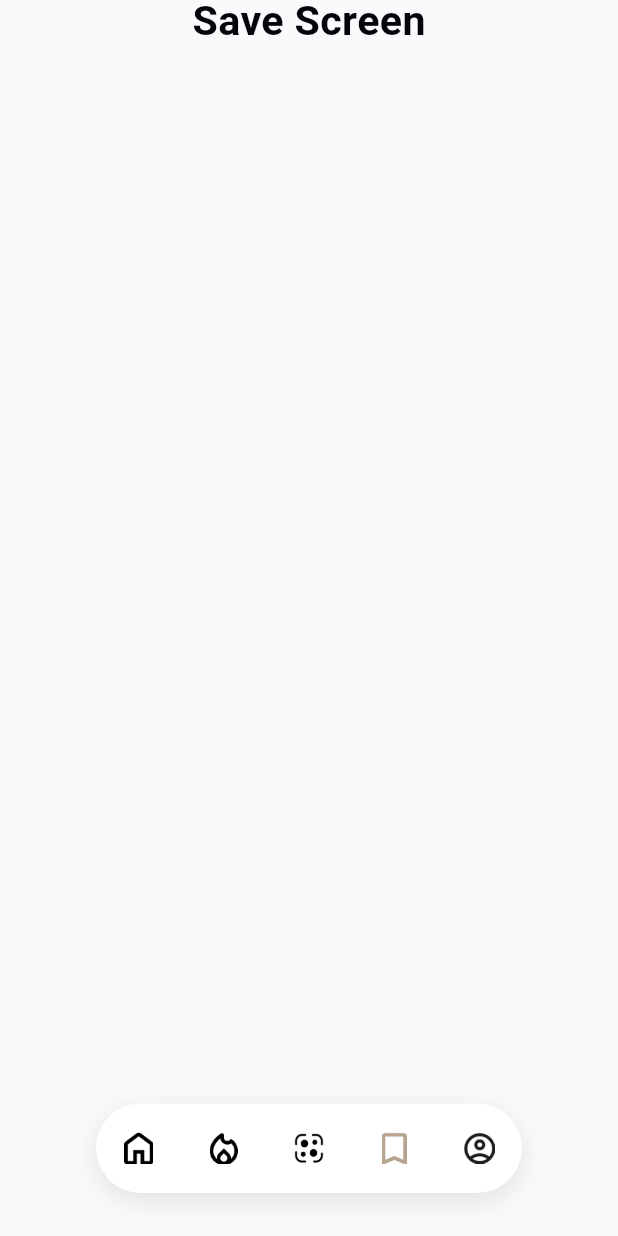
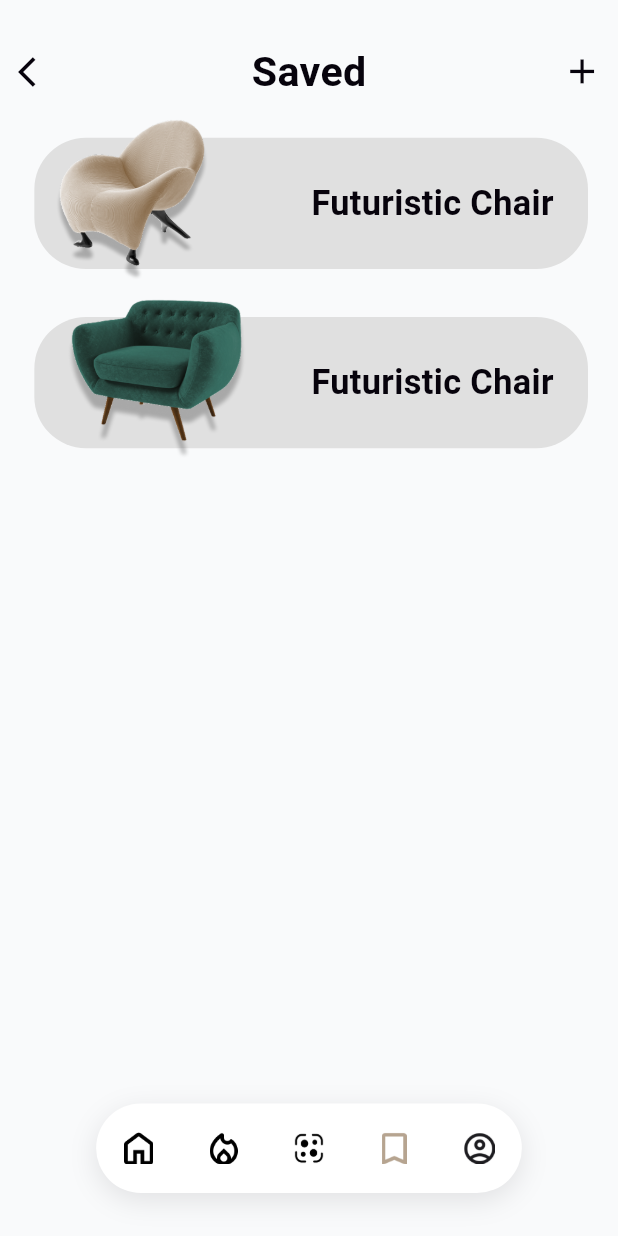
Before and after one commit to Nouman-hashir/DecoAR, a Flutter app: the BottomNavScreen screen opened by its route, item 4 of the bottom bar chosen, on a phone screen of 412 x 824 dp. Run offline on Flutter 3.47's test engine with Material 3 defaults, Android fonts, the phone set to English and light mode, and no system bars; our stand-ins replace flutter_screenutil, go_router, iconsax; Roboto replaces fonts that are missing (Poppins); statements that could not run were skipped.

Commit message:
Add save feature UI components and update exports
Introduced SaveCard widget and related exports for the save feature. Updated SaveScreen to use SaveCard and added basic layout with header and sample cards. Added placeholder for view_model. Removed README.md.

```diff
--- a/lib/features/save/save.dart
+++ b/lib/features/save/save.dart
@@ -1 +1,3 @@
 export 'view/view.dart';
+export 'view_model/view_model.dart';
+export 'widget/widget.dart';
--- a/lib/features/save/view/save_screen.dart
+++ b/lib/features/save/view/save_screen.dart
@@ -5,15 +5,41 @@ class SaveScreen extends StatelessWidget {
 
   @override
   Widget build(BuildContext context) {
-    return Center(
-      child: Text(
-        'Save Screen',
-        style: AppTextStyles.poppins(
-          fontSize: 24.sp,
-          fontWeight: FontWeight.bold,
-          color: AppColors.black,
+    return Column(
+      crossAxisAlignment: CrossAxisAlignment.start,
+      children: [
+        20.verticalSpace,
+        Row(
+          mainAxisAlignment: MainAxisAlignment.spaceBetween,
+          children: [
+            IconButton(
+              onPressed: () {},
+              icon: Icon(Icons.arrow_back_ios, color: AppColors.black),
+            ),
+            Text(
+              'Saved',
+              style: AppTextStyles.poppins(
+                fontSize: 24.sp,
+                fontWeight: FontWeight.bold,
+                color: AppColors.black,
+              ),
+            ),
+            IconButton(
+              onPressed: () {},
+              icon: Icon(Icons.add, color: AppColors.black, size: 24.sp),
+            ),
+          ],
         ),
-      ),
+        SaveCard(
+          imagePath: 'assets/images/sofa1.png',
+          title: 'Futuristic Chair',
+        ),
+        10.verticalSpace,
+        SaveCard(
+          imagePath: 'assets/images/sofa2.png',
+          title: 'Futuristic Chair',
+        ),
+      ],
     );
   }
 }
--- /dev/null
+++ b/lib/features/save/view_model/view_model.dart
@@ -0,0 +1 @@
+// TODO Implement this library.
--- /dev/null
+++ b/lib/features/save/widget/save_card.dart
@@ -0,0 +1,56 @@
+import 'package:deco_ar/decoar.dart';
+
+class SaveCard extends StatelessWidget {
+  final String imagePath;
+  final String title;
+  const SaveCard({super.key, required this.imagePath, required this.title});
+
+  @override
+  Widget build(BuildContext context) {
+    return SizedBox(
+      height: 90.h,
+      width: double.infinity,
+      child: Stack(
+        clipBehavior: Clip.none,
+        children: [
+          Positioned(
+            left: 20.w,
+            right: 20,
+            top: 20,
+            bottom: 0,
+            child: Container(
+              decoration: BoxDecoration(
+                color: const Color(0xFFE0E0E0),
+                borderRadius: BorderRadius.circular(30.r),
+              ),
+              child: Align(
+                alignment: Alignment.centerRight,
+                child: Padding(
+                  padding: EdgeInsets.only(right: 20.w),
+                  child: Text(
+                    title,
+                    style: AppTextStyles.poppins(
+                      fontSize: 20.sp,
+                      fontWeight: FontWeight.bold,
+                      color: AppColors.black,
+                    ),
+                  ),
+                ),
+              ),
+            ),
+          ),
+          Positioned(
+            left: 0,
+            top: 2,
+            child: Image.asset(
+              imagePath,
+              height: 100.h,
+              width: 160.w,
+              fit: BoxFit.contain,
+            ),
+          ),
+        ],
+      ),
+    );
+  }
+}
--- /dev/null
+++ b/lib/features/save/widget/widget.dart
@@ -0,0 +1 @@
+export 'save_card.dart';
```
Also changed, not shown: 1 other file.
